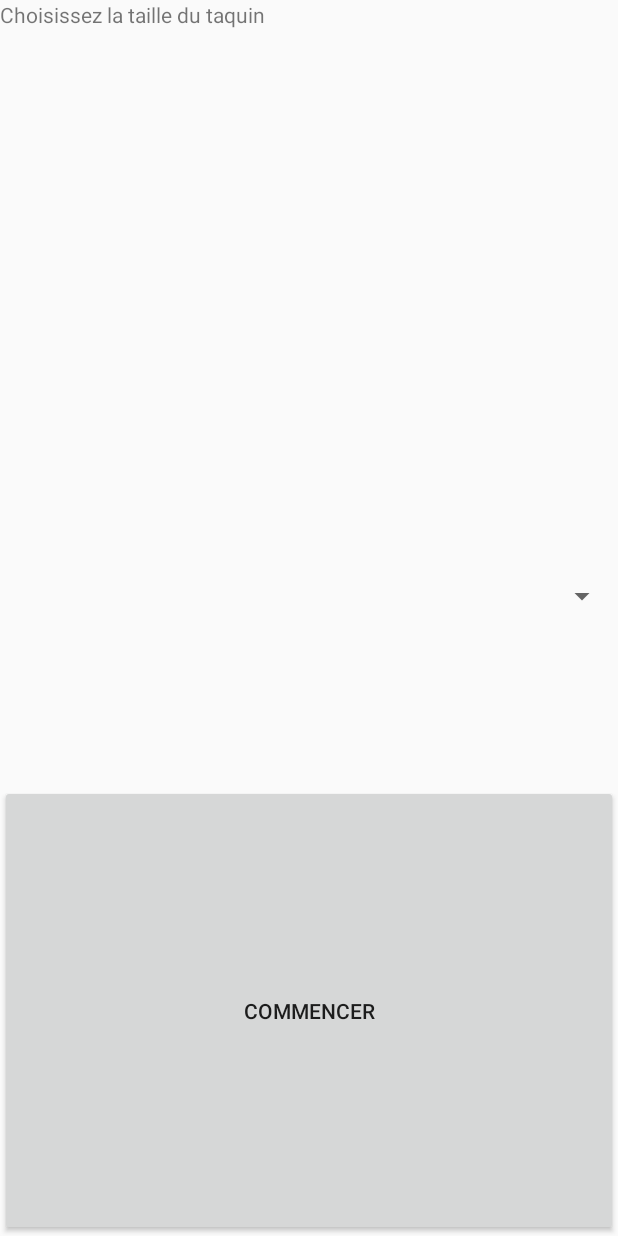
After one commit to SamirToularhmine/TaquinGLES, an Android app: the layout activity_menu_principal.xml on its own in the app's theme, with its tools: preview values and no code run, on a phone screen of 412 x 824 dp. The commit adds this screen. Run offline under Robolectric (Android 15) with nearby library versions, the phone set to English and light mode, and no system bars.

Commit message:
Création du menu principal pour lancer le taquin (moche pour l'instant mais fonctionnel)

```diff
--- a/app/src/main/java/fr/univ/taquingles/MyGLSurfaceView.java
+++ b/app/src/main/java/fr/univ/taquingles/MyGLSurfaceView.java
@@ -38,7 +38,7 @@ public class MyGLSurfaceView extends GLSurfaceView {
 
     private final MyGLRenderer mRenderer;
 
-    public MyGLSurfaceView(Context context) {
+    public MyGLSurfaceView(Context context, int taille) {
         super(context);
         setEGLConfigChooser(8, 8, 8, 8, 16, 0);
         // Création d'un context OpenGLES 2.0
@@ -48,7 +48,7 @@ public class MyGLSurfaceView extends GLSurfaceView {
         mRenderer = new MyGLRenderer();
         setRenderer(mRenderer);
 
-        this.mRenderer.init(new Taquin(3));
+        this.mRenderer.init(new Taquin(taille));
 
         // Option pour indiquer qu'on redessine uniquement si les données changent
         setRenderMode(GLSurfaceView.RENDERMODE_WHEN_DIRTY);
--- a/app/src/main/java/fr/univ/taquingles/OpenGLES20Activity.java
+++ b/app/src/main/java/fr/univ/taquingles/OpenGLES20Activity.java
@@ -2,6 +2,7 @@ package fr.univ.taquingles;
 
 
 
+import android.content.Intent;
 import android.os.Bundle;
 
 import android.app.Activity;
@@ -34,8 +35,8 @@ public class OpenGLES20Activity extends Activity {
                 WindowManager.LayoutParams.FLAG_FULLSCREEN,
                 WindowManager.LayoutParams.FLAG_FULLSCREEN);
 
-
-        mGLView = new MyGLSurfaceView(this);
+        int taille = getIntent().getIntExtra("taille", 3);
+        mGLView = new MyGLSurfaceView(this, taille);
 
         /* Définition de View pour cette activité */
         setContentView(mGLView);
--- /dev/null
+++ b/app/src/main/res/layout/activity_menu_principal.xml
@@ -0,0 +1,31 @@
+<?xml version="1.0" encoding="utf-8"?>
+<LinearLayout xmlns:android="http://schemas.android.com/apk/res/android"
+    xmlns:tools="http://schemas.android.com/tools"
+    android:layout_width="match_parent"
+    android:layout_height="match_parent"
+    tools:context=".MenuPrincipalActivity"
+    android:orientation="vertical">
+
+
+    <TextView
+        android:id="@+id/textView"
+        android:layout_width="match_parent"
+        android:layout_height="wrap_content"
+        android:layout_weight="1"
+        android:text="@string/taille_text" />
+
+    <Spinner
+        android:id="@+id/spinner"
+        android:layout_width="match_parent"
+        android:layout_height="0dp"
+        android:layout_weight="1"
+        android:spinnerMode="dropdown" />
+
+    <Button
+        android:id="@+id/commencer"
+        android:layout_width="match_parent"
+        android:layout_height="wrap_content"
+        android:onClick="lancerJeu"
+        android:layout_weight="1"
+        android:text="@string/commencer" />
+</LinearLayout>
--- a/app/src/main/res/values/strings.xml
+++ b/app/src/main/res/values/strings.xml
@@ -1,3 +1,5 @@
 <resources>
     <string name="app_name">TaquinGLES</string>
+    <string name="commencer">Commencer</string>
+    <string name="taille_text">Choisissez la taille du taquin</string>
 </resources>
```
Also changed, not shown: app/src/main/AndroidManifest.xml (+10 -1 lines), app/src/main/java/fr/univ/taquingles/MenuPrincipalActivity.java (added, +45 -0 lines), 1 other file.
